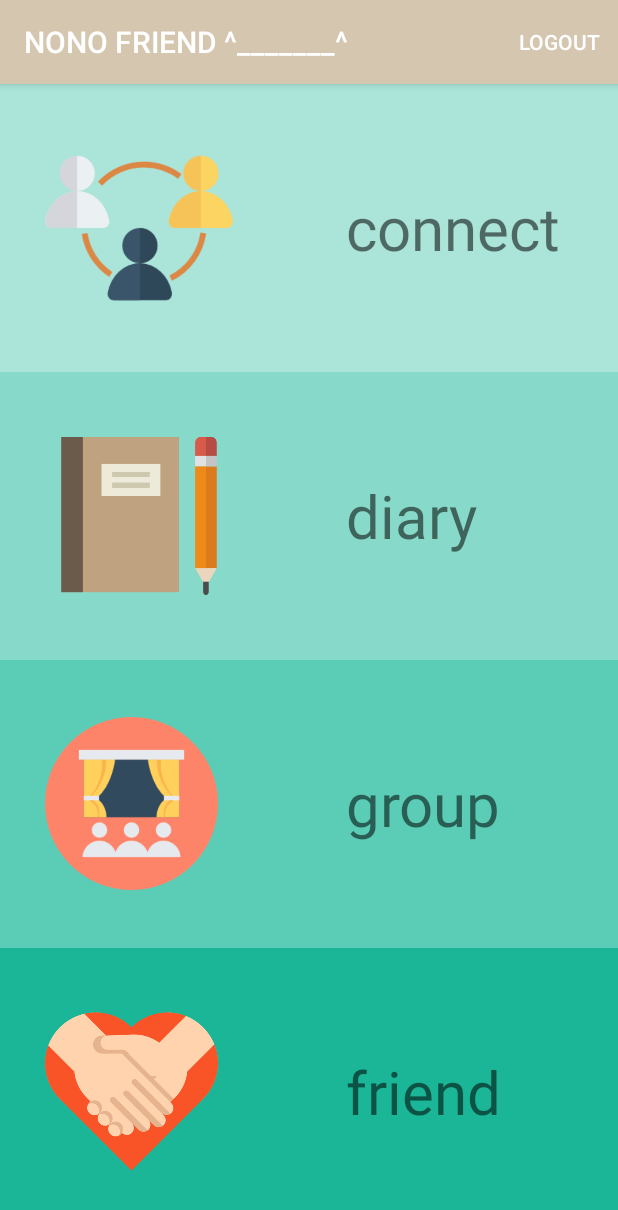
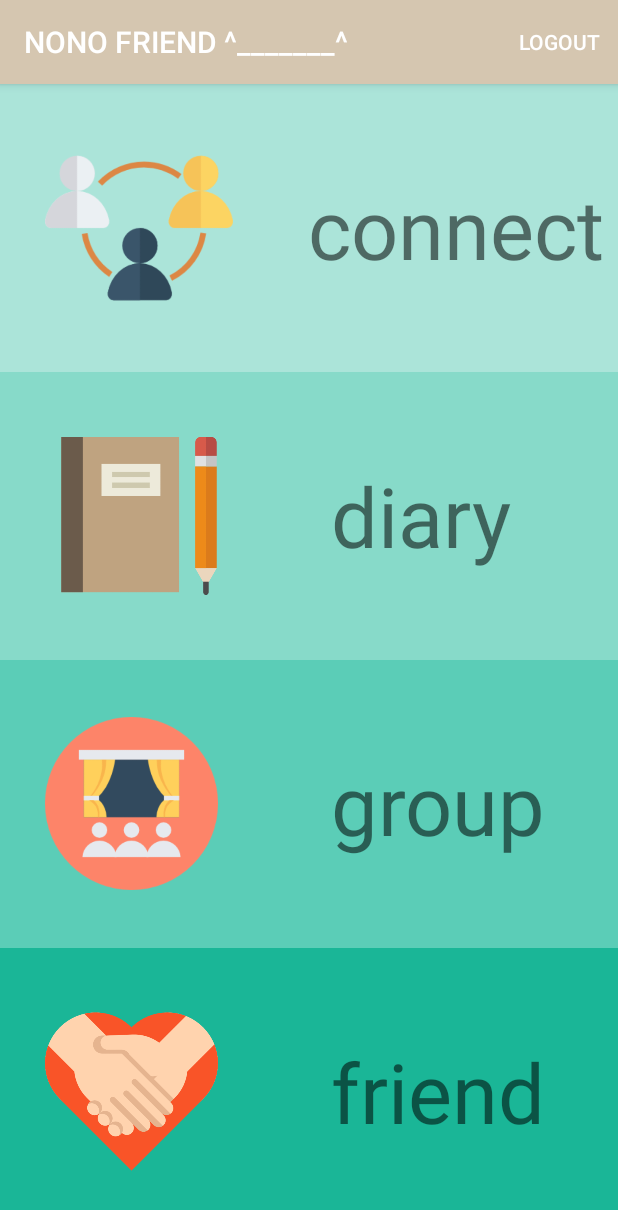
Before and after one commit to limjaein/NNFriends, an Android app: the MenuActivity screen opened directly, with no data from a screen before it, on a phone screen of 412 x 824 dp. Shown: the top 1210 px of the screen. Run offline under Robolectric (Android 15) with nearby library versions, the phone set to English and light mode, and no system bars; our stand-ins replace Firebase (no records; nobody signed in at launch, a user with empty details on screens opened directly); Roboto replaces fonts that are not available here; 4 statements that could not run were skipped.

Commit message:
디자인

```diff
--- a/app/src/main/java/com/android/project/nnfriends_/MenuActivity.java
+++ b/app/src/main/java/com/android/project/nnfriends_/MenuActivity.java
@@ -172,6 +172,10 @@ public class MenuActivity extends MyActivity {
 
                     Matching matching = new Matching(userID, "", me.getAddress_gu(), me.getAddress_dong(), userID, ser1, ser2);
                     mtable.child(userID).setValue(matching);
+
+                    Toast.makeText(context, "match", Toast.LENGTH_SHORT).show();
+                } else {
+                    Toast.makeText(context, "fail", Toast.LENGTH_SHORT).show();
                 }
             }
 
@@ -181,7 +185,7 @@ public class MenuActivity extends MyActivity {
             }
         });
 
-        Log.d("checkk!!", ser1+","+ser2);
+//        Log.d("checkk!!", ser1+","+ser2);
 //        utable.child(ser1).child("state").setValue(2);
 //        utable.child(ser1).child("matchNum").setValue(userID);
 //        utable.child(ser2).child("state").setValue(2);
--- a/app/src/main/java/com/android/project/nnfriends_/SignupActivity.java
+++ b/app/src/main/java/com/android/project/nnfriends_/SignupActivity.java
@@ -459,7 +459,7 @@ public class SignupActivity extends AppCompatActivity implements ActivityCompat.
 
 
         // 지문 로그인을 위한 정보 저장
-        pref.saveStringPref(SignupActivity.this, KEY_FINGER_ID, editID.getText().toString());
+        pref.saveStringPref(SignupActivity.this, KEY_FINGER_ID, interNum+editID.getText().toString());
         pref.saveStringPref(SignupActivity.this, KEY_FINGER_PIN, editPIN.getText().toString());
         pref.saveStringPref(SignupActivity.this, KEY_FINGER_NAME, editName.getText().toString());
         pref.saveBooleanPref(SignupActivity.this, KEY_FINGER_FLAG, true);
--- a/app/src/main/res/layout/activity_menu.xml
+++ b/app/src/main/res/layout/activity_menu.xml
@@ -27,9 +27,9 @@
             android:id="@+id/menu_tv1"
             android:layout_width="wrap_content"
             android:layout_height="wrap_content"
-            android:paddingLeft="75dp"
+            android:paddingLeft="50dp"
             android:text="connect"
-            android:textSize="40dp" />
+            android:textSize="55sp" />
     </LinearLayout>
 
     <LinearLayout
@@ -54,9 +54,9 @@
             android:id="@+id/menu_tv2"
             android:layout_width="wrap_content"
             android:layout_height="wrap_content"
-            android:paddingLeft="85dp"
+            android:paddingLeft="75dp"
             android:text="diary"
-            android:textSize="40dp" />
+            android:textSize="55sp" />
     </LinearLayout>
 
     <LinearLayout
@@ -80,9 +80,9 @@
             android:id="@+id/menu_tv3"
             android:layout_width="wrap_content"
             android:layout_height="wrap_content"
-            android:paddingLeft="85dp"
+            android:paddingLeft="75dp"
             android:text="group"
-            android:textSize="40dp" />
+            android:textSize="55sp" />
     </LinearLayout>
     <LinearLayout
         android:id="@+id/friendBtn"
@@ -103,8 +103,8 @@
             android:id="@+id/menu_tv4"
             android:layout_width="wrap_content"
             android:layout_height="wrap_content"
-            android:paddingLeft="85dp"
+            android:paddingLeft="75dp"
             android:text="friend"
-            android:textSize="40dp" />
+            android:textSize="55sp" />
     </LinearLayout>
 </LinearLayout>
--- a/app/src/main/res/layout/activity_wdiary.xml
+++ b/app/src/main/res/layout/activity_wdiary.xml
@@ -55,7 +55,7 @@
             android:layout_width="match_parent"
             android:layout_height="wrap_content">
 
-        </ScrollView>
+
 
         <LinearLayout
             android:layout_width="match_parent"
@@ -143,7 +143,9 @@
                 android:layout_height="wrap_content"
                 android:textColor="@color/colorGray"
                 android:textSize="30dp" />
+
         </LinearLayout>
+        </ScrollView>
     </LinearLayout>
 
     <android.support.design.widget.FloatingActionButton
```
Also changed, not shown: 1 other file.
